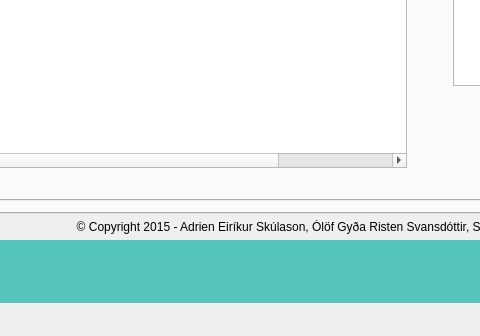
Above: mainwindow.ui from olofristen/VLN1_Skil3 before the change; both pictures show x 242 to 722 and y 501 to 837 of the 1278 by 837 pixel window. Below: the same form after it.
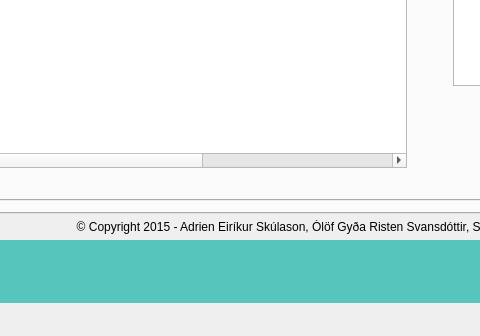
That is the form after the change. The open tabs and pages were chosen to show the change. Icons and pictures are not drawn.

Patch:
```diff
--- a/mainwindow.ui
+++ b/mainwindow.ui
@@ -1620,6 +1620,11 @@
                   <string>Info</string>
                  </property>
                 </column>
+                <column>
+                 <property name="text">
+                  <string>id</string>
+                 </property>
+                </column>
                </widget>
               </item>
               <item>
```
Left out of the diff: 4 changed lines with no effect on the pictures.
